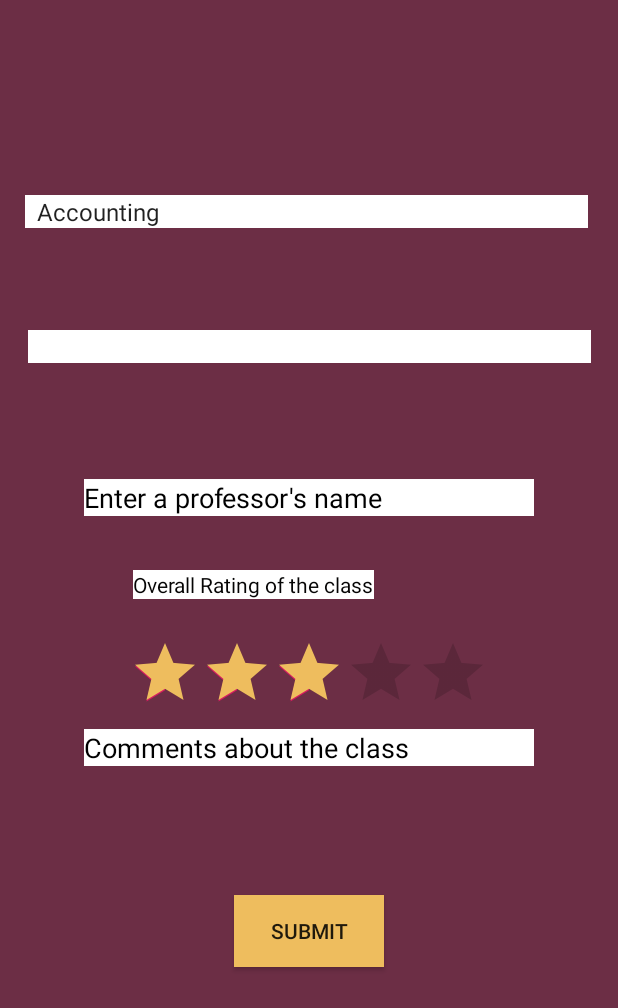
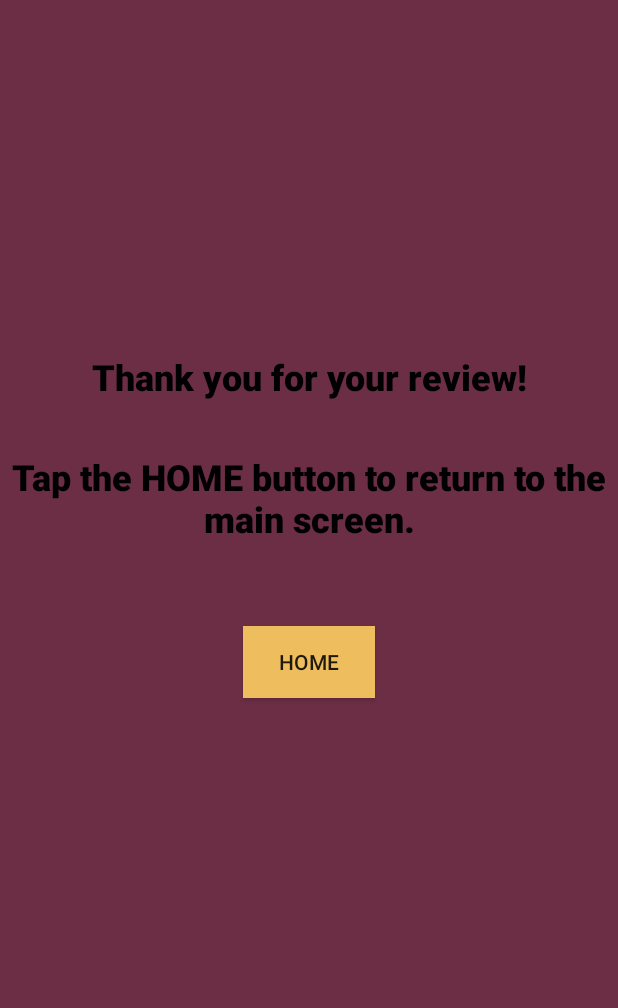
Before and after one commit to gianni-e/Rate-a-class, an Android app: the rateCourse screen opened directly, with no data from a screen before it, after a tap on "SUBMIT", on a phone screen of 412 x 824 dp. Shown: the top 1008 px of the screen. Run offline under Robolectric (Android 15) with nearby library versions, the phone set to English and light mode, and no system bars.

Commit message:
updates
added thank you screen + way to go back home

```diff
--- a/app/src/main/AndroidManifest.xml
+++ b/app/src/main/AndroidManifest.xml
@@ -1,9 +1,11 @@
 <?xml version="1.0" encoding="utf-8"?>
 <manifest xmlns:android="http://schemas.android.com/apk/res/android"
     package="com.example.rateaclass">
+
     <uses-permission android:name="android.permission.INTERNET" />
     <uses-permission android:name="android.permission.ACCESS_NETWORK_STATE" />
     <uses-permission android:name="android.permission.ACCESS_WIFI_STATE" />
+
     <application
         android:allowBackup="true"
         android:icon="@mipmap/ic_launcher"
@@ -11,11 +13,12 @@
         android:roundIcon="@mipmap/ic_launcher_round"
         android:supportsRtl="true"
         android:theme="@style/AppTheme"
-        android:usesCleartextTraffic="true"
-        >
+        android:usesCleartextTraffic="true">
+        <activity android:name=".successScreen"></activity>
         <activity android:name=".startUpScreen">
-            <intent-filter >
+            <intent-filter>
                 <action android:name="android.intent.action.MAIN" />
+
                 <category android:name="android.intent.category.LAUNCHER" />
             </intent-filter>
         </activity>
--- a/app/src/main/java/com/example/rateaclass/rateCourse.java
+++ b/app/src/main/java/com/example/rateaclass/rateCourse.java
@@ -1,6 +1,7 @@
 package com.example.rateaclass;
 
 import android.content.Context;
+import android.content.Intent;
 import android.os.AsyncTask;
 import android.os.Bundle;
 import android.view.View;
@@ -108,12 +109,21 @@ public class rateCourse extends AppCompatActivity implements AdapterView.OnItemS
         }
 
         @Override
-        protected void onPostExecute(String s) {
-            if(s.equals("")){
-                s="Data saved successfully.";
+        protected void onPostExecute(String s)
+        {
+            if(s.equals(""))
+            {
+                s = "Data saved successfully.";
             }
             Toast.makeText(ctx, s, Toast.LENGTH_LONG).show();
+            goToSuccess();
         }
+    }
+
+    public void goToSuccess()
+    {
+        Intent intent = new Intent(this, successScreen.class);
+        startActivity(intent);
     }
 
     public Boolean isEmpty(String strValue) {
--- /dev/null
+++ b/app/src/main/java/com/example/rateaclass/successScreen.java
@@ -0,0 +1,43 @@
+package com.example.rateaclass;
+
+import androidx.appcompat.app.AppCompatActivity;
+
+import android.content.Intent;
+import android.os.Bundle;
+import android.view.View;
+import android.widget.AdapterView;
+import android.widget.Button;
+
+public class successScreen extends AppCompatActivity implements AdapterView.OnItemSelectedListener
+{
+
+    @Override
+    protected void onCreate(Bundle savedInstanceState) {
+        super.onCreate(savedInstanceState);
+        setContentView(R.layout.activity_successful_review);
+        Button home = findViewById(R.id.homeButton);
+        home.setOnClickListener(new View.OnClickListener()
+        {
+            @Override
+            public void onClick(View v) {
+                returnToMain();
+            }
+        });
+    }
+
+    public void returnToMain()
+    {
+        Intent intent = new Intent(this, startUpScreen.class);
+        startActivity(intent);
+    }
+
+    @Override
+    public void onItemSelected(AdapterView<?> parent, View view, int position, long id) {
+
+    }
+
+    @Override
+    public void onNothingSelected(AdapterView<?> parent) {
+
+    }
+}
--- /dev/null
+++ b/app/src/main/res/layout/activity_successful_review.xml
@@ -0,0 +1,60 @@
+<?xml version="1.0" encoding="utf-8"?>
+<androidx.constraintlayout.widget.ConstraintLayout xmlns:android="http://schemas.android.com/apk/res/android"
+    xmlns:app="http://schemas.android.com/apk/res-auto"
+    xmlns:tools="http://schemas.android.com/tools"
+    android:layout_width="match_parent"
+    android:layout_height="match_parent"
+    android:background="#6C2E45"
+    tools:context=".successScreen">
+
+    <Button
+        android:id="@+id/homeButton"
+        android:layout_width="wrap_content"
+        android:layout_height="wrap_content"
+        android:layout_marginStart="161dp"
+        android:layout_marginTop="19dp"
+        android:layout_marginEnd="162dp"
+        android:layout_marginBottom="342dp"
+        android:background="@color/yellowButton"
+        android:text="@string/home"
+        app:layout_constraintBottom_toBottomOf="parent"
+        app:layout_constraintEnd_toEndOf="parent"
+        app:layout_constraintStart_toStartOf="parent"
+        app:layout_constraintTop_toBottomOf="@+id/textView2" />
+
+    <TextView
+        android:id="@+id/textView"
+        android:layout_width="wrap_content"
+        android:layout_height="wrap_content"
+        android:layout_marginStart="59dp"
+        android:layout_marginTop="218dp"
+        android:layout_marginEnd="59dp"
+        android:layout_marginBottom="5dp"
+        android:fontFamily="sans-serif-black"
+        android:text="@string/thank_you_for_your_review"
+        android:textAlignment="center"
+        android:textColor="#000000"
+        android:textSize="24sp"
+        android:textStyle="bold"
+        app:layout_constraintBottom_toTopOf="@+id/textView2"
+        app:layout_constraintEnd_toEndOf="parent"
+        app:layout_constraintStart_toStartOf="parent"
+        app:layout_constraintTop_toTopOf="parent" />
+
+    <TextView
+        android:id="@+id/textView2"
+        android:layout_width="wrap_content"
+        android:layout_height="wrap_content"
+        android:layout_marginTop="11dp"
+        android:layout_marginBottom="19dp"
+        android:fontFamily="sans-serif-black"
+        android:text="@string/tap_the_home_button_to_return_to_the_main_screen"
+        android:textAlignment="center"
+        android:textColor="#000000"
+        android:textSize="24sp"
+        android:textStyle="bold"
+        app:layout_constraintBottom_toTopOf="@+id/homeButton"
+        app:layout_constraintEnd_toEndOf="parent"
+        app:layout_constraintStart_toStartOf="parent"
+        app:layout_constraintTop_toBottomOf="@+id/textView" />
+</androidx.constraintlayout.widget.ConstraintLayout>
--- a/app/src/main/res/values/strings.xml
+++ b/app/src/main/res/values/strings.xml
@@ -5,6 +5,9 @@
     <string name="professorNameText"></string>
     <string name="classComments"></string>
     <string name="classRatingText">Overall Rating of the class</string>
+    <string name="home">home</string>
+    <string name="thank_you_for_your_review">Thank you for your review!</string>
+    <string name="tap_the_home_button_to_return_to_the_main_screen">Tap the HOME button to return to the main screen.</string>
     <string-array name="courses">
         <item value="ACCT">Accounting</item>
         <item value="ART">Art</item>
```
